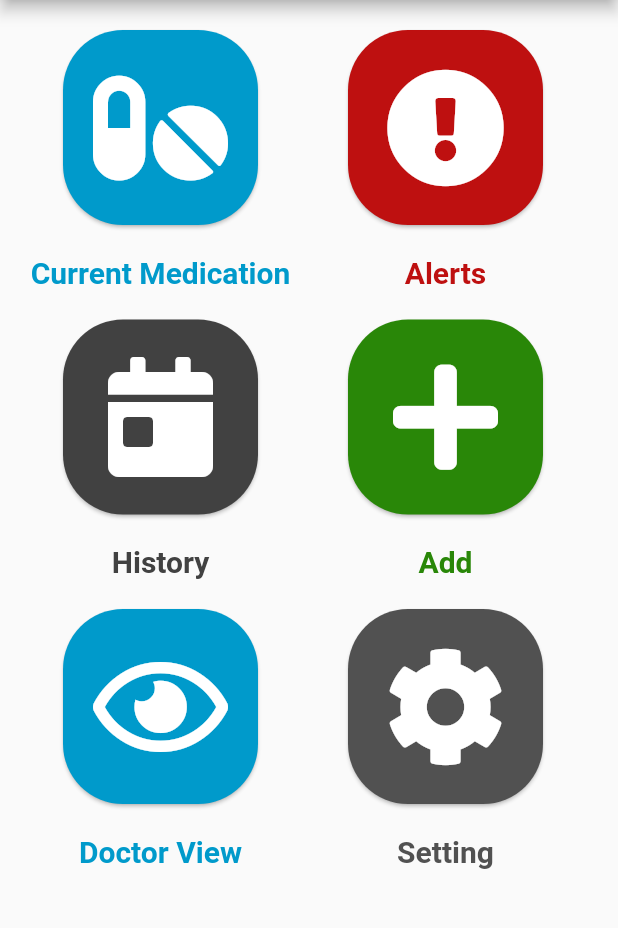
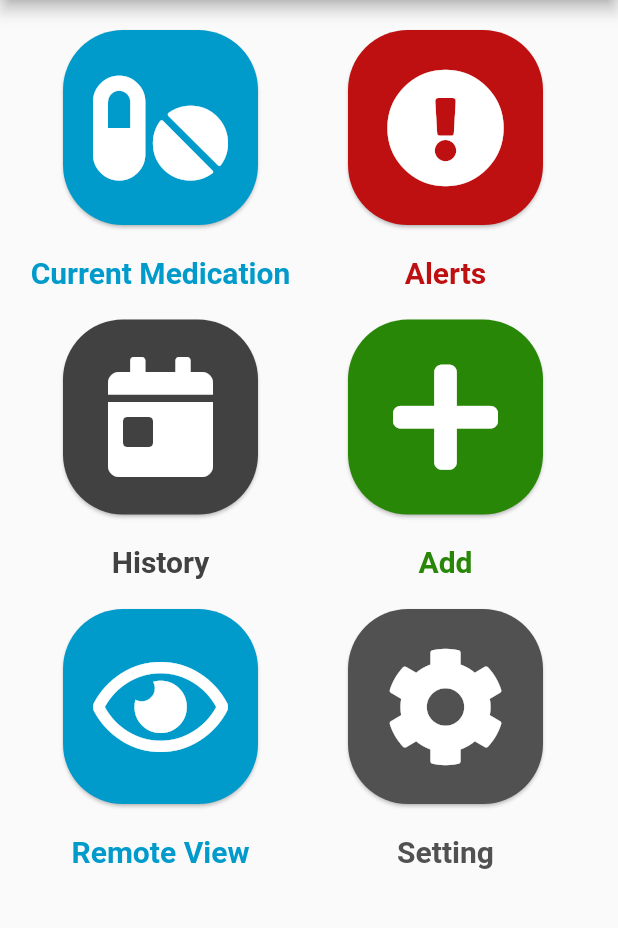
Before and after one commit to moahmmed199898/MedicalReminder, a Flutter app: the HomePage screen opened directly, on a phone screen of 412 x 824 dp, the part 84-1012 px from its top. Run offline on Flutter 3.47's test engine with Material 2 defaults, Android fonts, the phone set to English and light mode, and no system bars; our stand-ins replace cloud_firestore, firebase_auth, firebase_core, flutter_local_notifications, flutter_native_timezone, flutter_signin_button and 4 more; missing offline and left inert: o_color_picker; accounts and stored records are empty.

Commit message:
Fixing a few things

```diff
--- a/lib/Components/HomeButtons/Home_Buttons_Manager.dart
+++ b/lib/Components/HomeButtons/Home_Buttons_Manager.dart
@@ -41,7 +41,7 @@ class _HomeButtonsManager extends State<HomeButtonsManager>{
               ),
               Row(
                 children: [
-                  HomeButton("Doctor View", Color.fromRGBO(0, 154, 203, 1), FontAwesomeIcons.eye, ()=>{NotificationSetter.syncDatabaseWithNotifications()}),
+                  HomeButton("Remote View", Color.fromRGBO(0, 154, 203, 1), FontAwesomeIcons.eye, ()=>{}),
                   HomeButton("Setting", Color.fromRGBO(81, 81, 81, 1), FontAwesomeIcons.cog, ()=>{Navigator.pushNamed(context, "/Setting")})
                 ],
               )
--- a/lib/Pages/Add_Page.dart
+++ b/lib/Pages/Add_Page.dart
@@ -75,7 +75,7 @@ class _AddPage extends State<AddPage> {
   void onSubmitHandler() async {
     await FirebaseAuthorizer(context).checkIfUserIsLoggedIN();
     Database database = Database();
-    await database.addMedication(_medicationName, _medNickName, _medColor, _medType, _medDays, _time).then((value) => print("added")).catchError((e)=> print(e.toString()));
+    await database.addMedication(_medicationName, _medNickName, _medColor, _medType, _medDays, _time).then((value) => Scaffold.of(context).showSnackBar(SnackBar(content: Text("Added")))).catchError((e)=> print(e.toString()));
   }
 
   @override
--- a/lib/Pages/History_Page.dart
+++ b/lib/Pages/History_Page.dart
@@ -48,7 +48,7 @@ class _HistoryPage extends State<HistoryPage> {
         body: SingleChildScrollView(
           child: Column(
           children: historyItems.map((e) => MedicationCard(e.medName,
-              "Good Job you took it on\n ${dateformatter.format(e.timeTaken.toDate())}at ${timeformatter.format(e.timeTaken.toDate())}",
+              e.taken ? "Good Job you took it on\n ${dateformatter.format(e.timeTaken.toDate())}at ${timeformatter.format(e.timeTaken.toDate())}": "You missed your medication on \n ${dateformatter.format(e.timeTaken.toDate())}at ${timeformatter.format(e.timeTaken.toDate())}",
               e.taken ? FontAwesomeIcons.check: FontAwesomeIcons.times,
               Colors.white,
               backgroundColor: e.taken ? Colors.green[800]: Colors.red,
--- a/lib/Pages/Notification/Notification_No_Page.dart
+++ b/lib/Pages/Notification/Notification_No_Page.dart
@@ -38,6 +38,7 @@ class _NotificationNoPage extends State<NotificationNoPage> {
   }
 
   void onNoHandler(BuildContext context) {
+    // Database().addAlert(widget.medication, false, true,);
     Navigator.pop(context);
   }
 
```
Also changed, not shown: pubspec.lock.
